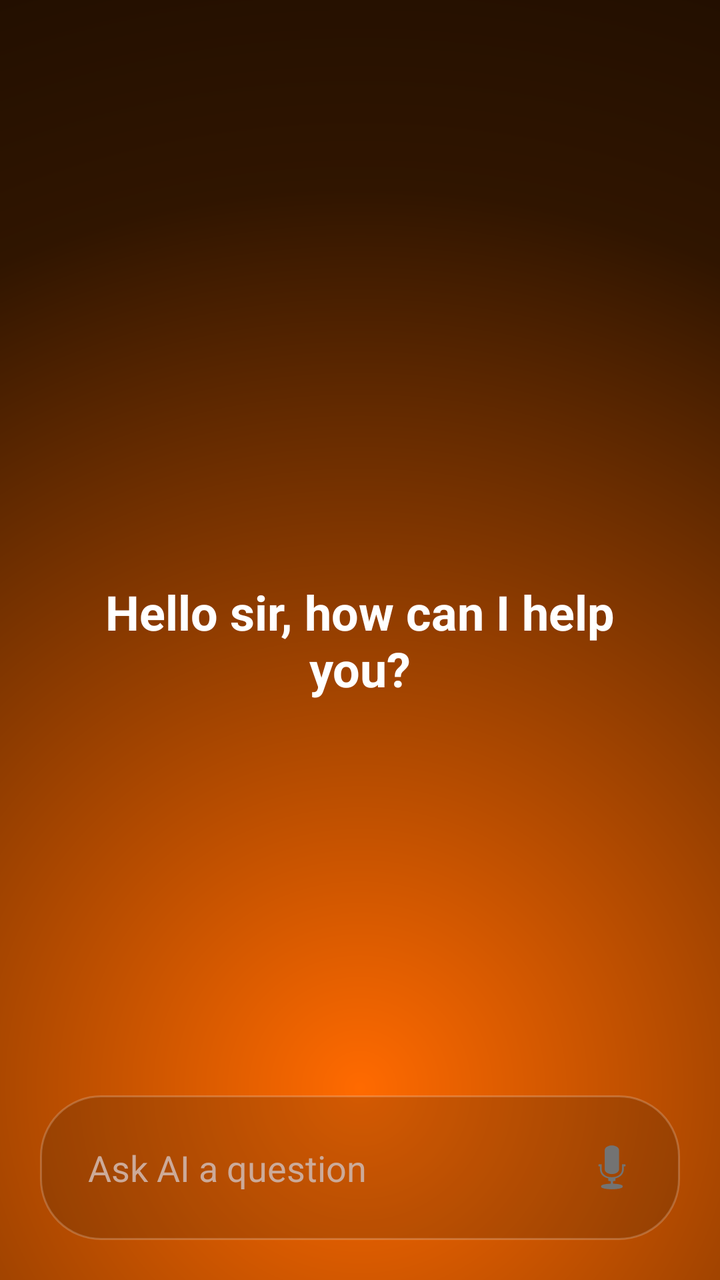
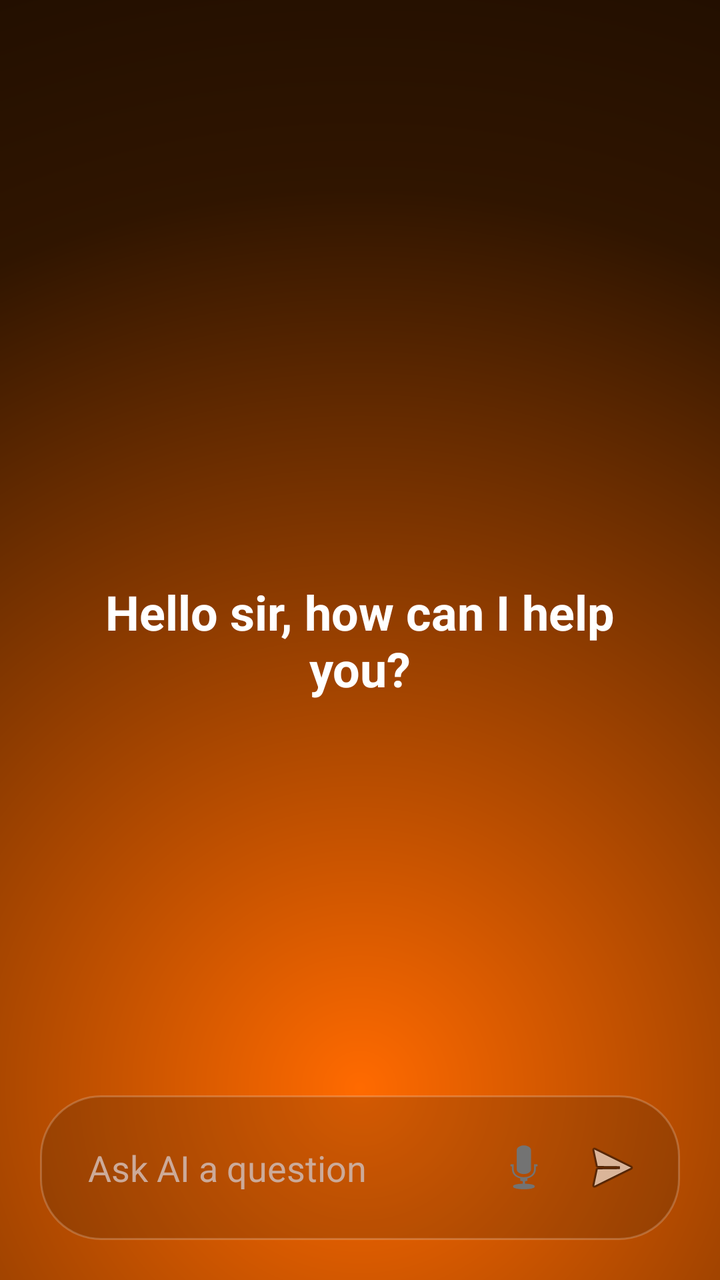

The first picture is an Android layout as it rendered before a commit; the second is the same layout after the commit. The layout source and the unified diff follow.
<!-- AndroidManifest.xml: application theme Theme.Ultron.NoActionBar -->
<!-- res/layout/activity_main.xml -->
<?xml version="1.0" encoding="utf-8"?>
<RelativeLayout xmlns:android="http://schemas.android.com/apk/res/android"
    android:layout_width="match_parent"
    android:layout_height="match_parent"
    android:background="@drawable/bg_gradient">

    <TextView
        android:id="@+id/greetingText"
        android:layout_width="match_parent"
        android:layout_height="wrap_content"
        android:layout_centerInParent="true"
        android:layout_marginBottom="180dp"
        android:text="Hello sir, how can I help you?"
        android:textColor="#FFFFFF"
        android:textSize="24sp"
        android:textStyle="bold"
        android:gravity="center"
        android:paddingHorizontal="32dp"/>

    <TextView
        android:id="@+id/statusText"
        android:layout_width="match_parent"
        android:layout_height="wrap_content"
        android:layout_above="@+id/inputBar"
        android:layout_marginBottom="24dp"
        android:paddingHorizontal="32dp"
        android:text=""
        android:textColor="#FFFFFF"
        android:textSize="16sp"
        android:gravity="center"/>

    <LinearLayout
        android:id="@+id/inputBar"
        android:layout_width="match_parent"
        android:layout_height="wrap_content"
        android:layout_alignParentBottom="true"
        android:orientation="horizontal"
        android:gravity="center_vertical"
        android:background="@drawable/input_bar_bg"
        android:padding="14dp"
        android:layout_margin="20dp">

        <EditText
            android:id="@+id/inputText"
            android:layout_width="0dp"
            android:layout_height="wrap_content"
            android:layout_weight="1"
            android:hint="Ask AI a question"
            android:background="@android:color/transparent"
            android:padding="10dp"
            android:textColor="#FFFFFF"
            android:textColorHint="#CCAA99"/>

        <ImageButton
            android:id="@+id/voiceButton"
            android:layout_width="40dp"
            android:layout_height="40dp"
            android:background="@android:color/transparent"
            android:src="@android:drawable/ic_btn_speak_now"
            android:contentDescription="Voice"/>

    </LinearLayout>

</RelativeLayout>
<!-- resources referenced by this layout -->
<resources>
  <!-- drawable bg_gradient (drawable) -->
  <?xml version="1.0" encoding="utf-8"?>
  <shape xmlns:android="http://schemas.android.com/apk/res/android"
      android:shape="rectangle">
      <gradient
          android:type="radial"
          android:gradientRadius="900dp"
          android:centerX="0.5"
          android:centerY="0.85"
          android:startColor="#FF6A00"
          android:centerColor="#301500"
          android:endColor="#000000"/>
  </shape>
  <!-- drawable input_bar_bg (drawable) -->
  <?xml version="1.0" encoding="utf-8"?>
  <shape xmlns:android="http://schemas.android.com/apk/res/android"
      android:shape="rectangle">
      <solid android:color="#332B1A0D"/>
      <corners android:radius="30dp"/>
      <stroke android:width="1dp" android:color="#33FFFFFF"/>
  </shape>
  <style name="Theme.Ultron.NoActionBar" parent="Theme.Ultron">
          <item name="windowActionBar">false</item>
          <item name="windowNoTitle">true</item>
          <item name="android:statusBarColor">@android:color/transparent</item>
          <item name="android:windowLightStatusBar">false</item>
      </style>
  <style name="Theme.Ultron" parent="Theme.AppCompat.DayNight.DarkActionBar">
          <item name="colorPrimary">#1A1A2E</item>
          <item name="colorPrimaryDark">#0D0D1A</item>
          <item name="colorAccent">#00FF88</item>
      </style>
</resources>

<!-- the commit's change to res/layout/activity_main.xml (unified diff, before → after) -->
@@ -59,6 +59,15 @@
             android:src="@android:drawable/ic_btn_speak_now"
             android:contentDescription="Voice"/>
 
+        <ImageButton
+            android:id="@+id/sendButton"
+            android:layout_width="40dp"
+            android:layout_height="40dp"
+            android:layout_marginStart="4dp"
+            android:background="@android:color/transparent"
+            android:src="@android:drawable/ic_menu_send"
+            android:contentDescription="Send"/>
+
     </LinearLayout>
 
 </RelativeLayout>
